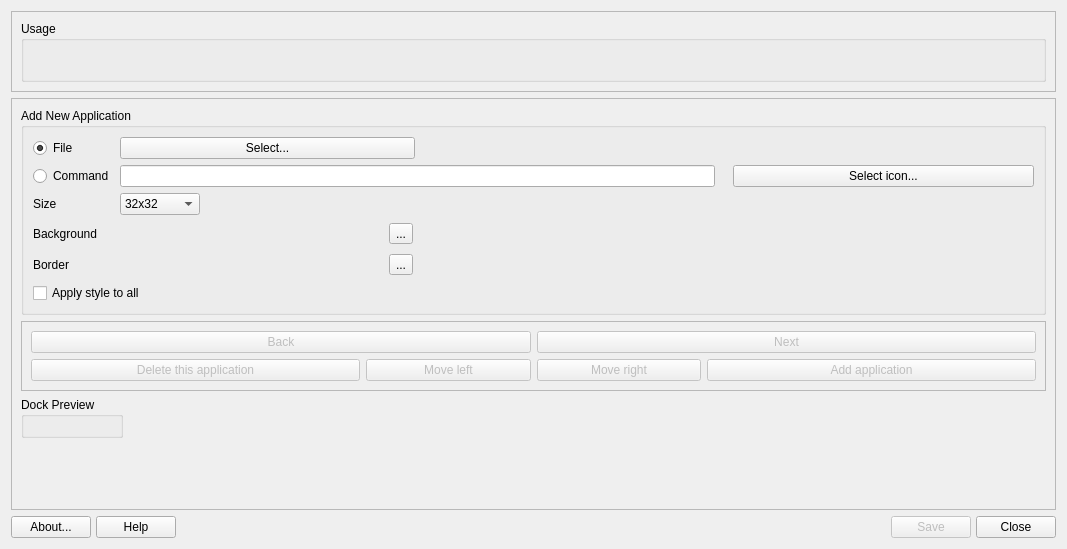
Above: mainwindow.ui from AdrianTM/mx-dockmaker before the change. Below: the same form after it.
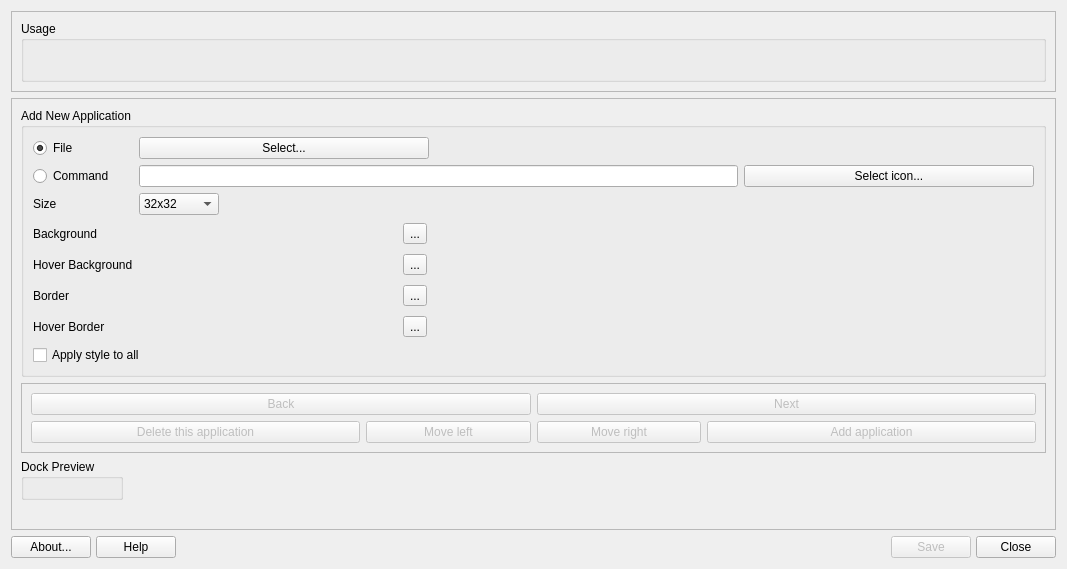
That is the form after the change. Icons and pictures are not drawn.

Commit message: Add hover colors

Diff of the .ui file:
```diff
--- a/mainwindow.ui
+++ b/mainwindow.ui
@@ -241,81 +241,144 @@
          <string>Add New Application</string>
         </property>
         <layout class="QGridLayout" name="gridLayout">
-         <item row="6" column="0" colspan="6">
+         <item row="8" column="0" colspan="3">
           <widget class="QCheckBox" name="checkApplyStyleToAll">
            <property name="text">
             <string>Apply style to all</string>
            </property>
           </widget>
          </item>
-         <item row="0" column="0">
-          <widget class="QRadioButton" name="radioDesktop">
-           <property name="text">
-            <string>File</string>
-           </property>
-           <property name="checked">
-            <bool>true</bool>
-           </property>
-          </widget>
-         </item>
-         <item row="3" column="0">
-          <widget class="QLabel" name="label_3">
-           <property name="text">
-            <string>Size</string>
-           </property>
-          </widget>
-         </item>
-         <item row="5" column="0">
-          <widget class="QLabel" name="label_5">
-           <property name="text">
-            <string>Border</string>
-           </property>
-          </widget>
-         </item>
-         <item row="0" column="1">
-          <widget class="QPushButton" name="buttonSelectApp">
-           <property name="sizePolicy">
-            <sizepolicy hsizetype="Expanding" vsizetype="Fixed">
-             <horstretch>0</horstretch>
-             <verstretch>0</verstretch>
-            </sizepolicy>
-           </property>
-           <property name="text">
-            <string>Select...</string>
-           </property>
-          </widget>
-         </item>
-         <item row="4" column="0">
-          <widget class="QLabel" name="label_4">
-           <property name="text">
-            <string>Background</string>
-           </property>
-          </widget>
-         </item>
-         <item row="2" column="0">
-          <widget class="QRadioButton" name="radioCommand">
-           <property name="text">
-            <string>Command</string>
-           </property>
-          </widget>
-         </item>
-         <item row="3" column="5">
-          <spacer name="horizontalSpacer_2">
-           <property name="orientation">
-            <enum>Qt::Horizontal</enum>
-           </property>
-           <property name="sizeType">
-            <enum>QSizePolicy::Expanding</enum>
-           </property>
-           <property name="sizeHint" stdset="0">
-            <size>
-             <width>100</width>
-             <height>20</height>
-            </size>
-           </property>
-          </spacer>
-         </item>
          <item row="3" column="1">
+          <widget class="QWidget" name="widgetBackground" native="true">
+           <property name="mouseTracking">
+            <bool>false</bool>
+           </property>
+           <property name="toolTip">
+            <string>Click to select different color...</string>
+           </property>
+           <property name="autoFillBackground">
+            <bool>false</bool>
+           </property>
+           <layout class="QHBoxLayout" name="horizontalLayout_9" stretch="0,0">
+            <property name="spacing">
+             <number>2</number>
+            </property>
+            <property name="leftMargin">
+             <number>2</number>
+            </property>
+            <property name="topMargin">
+             <number>2</number>
+            </property>
+            <property name="rightMargin">
+             <number>2</number>
+            </property>
+            <property name="bottomMargin">
+             <number>2</number>
+            </property>
+            <item>
+             <spacer name="horizontalSpacer_10">
+              <property name="orientation">
+               <enum>Qt::Horizontal</enum>
+              </property>
+              <property name="sizeHint" stdset="0">
+               <size>
+                <width>40</width>
+                <height>20</height>
+               </size>
+              </property>
+             </spacer>
+            </item>
+            <item>
+             <widget class="QToolButton" name="toolBackground">
+              <property name="text">
+               <string notr="true">...</string>
+              </property>
+              <property name="iconSize">
+               <size>
+                <width>16</width>
+                <height>16</height>
+               </size>
+              </property>
+              <property name="popupMode">
+               <enum>QToolButton::InstantPopup</enum>
+              </property>
+              <property name="toolButtonStyle">
+               <enum>Qt::ToolButtonIconOnly</enum>
+              </property>
+              <property name="autoRaise">
+               <bool>false</bool>
+              </property>
+             </widget>
+            </item>
+           </layout>
+          </widget>
+         </item>
+         <item row="4" column="1">
+          <widget class="QWidget" name="widgetHoverBackground" native="true">
+           <property name="mouseTracking">
+            <bool>false</bool>
+           </property>
+           <property name="toolTip">
+            <string>Click to select different color...</string>
+           </property>
+           <property name="autoFillBackground">
+            <bool>false</bool>
+           </property>
+           <layout class="QHBoxLayout" name="horizontalLayout_8" stretch="0,0">
+            <property name="spacing">
+             <number>2</number>
+            </property>
+            <property name="leftMargin">
+             <number>2</number>
+            </property>
+            <property name="topMargin">
+             <number>2</number>
+            </property>
+            <property name="rightMargin">
+             <number>2</number>
+            </property>
+            <property name="bottomMargin">
+             <number>2</number>
+            </property>
+            <item>
+             <spacer name="horizontalSpacer_9">
+              <property name="orientation">
+               <enum>Qt::Horizontal</enum>
+              </property>
+              <property name="sizeHint" stdset="0">
+               <size>
+                <width>40</width>
+                <height>20</height>
+               </size>
+              </property>
+             </spacer>
+            </item>
+            <item>
+             <widget class="QToolButton" name="toolHoverBackground">
+              <property name="text">
+               <string notr="true">...</string>
+              </property>
+              <property name="iconSize">
+               <size>
+                <width>16</width>
+                <height>16</height>
+               </size>
+              </property>
+              <property name="popupMode">
+               <enum>QToolButton::InstantPopup</enum>
+              </property>
+              <property name="toolButtonStyle">
+               <enum>Qt::ToolButtonIconOnly</enum>
+              </property>
+              <property name="autoRaise">
+               <bool>false</bool>
+              </property>
+             </widget>
+            </item>
+           </layout>
+          </widget>
+         </item>
+         <item row="2" column="1" colspan="2">
           <widget class="QComboBox" name="comboSize">
            <property name="sizePolicy">
             <sizepolicy hsizetype="Fixed" vsizetype="Fixed">
@@ -359,23 +422,72 @@
            </item>
           </widget>
          </item>
-         <item row="2" column="1" colspan="2">
-          <widget class="QLineEdit" name="lineEditCommand">
-           <property name="sizePolicy">
-            <sizepolicy hsizetype="Expanding" vsizetype="Fixed">
-             <horstretch>0</horstretch>
-             <verstretch>0</verstretch>
-            </sizepolicy>
+         <item row="5" column="1">
+          <widget class="QWidget" name="widgetBorder" native="true">
+           <property name="mouseTracking">
+            <bool>false</bool>
            </property>
-           <property name="minimumSize">
-            <size>
-             <width>250</width>
-             <height>0</height>
-            </size>
+           <property name="toolTip">
+            <string>Click to select different color...</string>
            </property>
+           <property name="autoFillBackground">
+            <bool>false</bool>
+           </property>
+           <layout class="QHBoxLayout" name="horizontalLayout_7" stretch="0,0">
+            <property name="spacing">
+             <number>2</number>
+            </property>
+            <property name="leftMargin">
+             <number>2</number>
+            </property>
+            <property name="topMargin">
+             <number>2</number>
+            </property>
+            <property name="rightMargin">
+             <number>2</number>
+            </property>
+            <property name="bottomMargin">
+             <number>2</number>
+            </property>
+            <item>
+             <spacer name="horizontalSpacer_8">
+              <property name="orientation">
+               <enum>Qt::Horizontal</enum>
+              </property>
+              <property name="sizeHint" stdset="0">
+               <size>
+                <width>40</width>
+                <height>20</height>
+               </size>
+              </property>
+             </spacer>
+            </item>
+            <item>
+             <widget class="QToolButton" name="toolBorder">
+              <property name="text">
+               <string notr="true">...</string>
+              </property>
+              <property name="iconSize">
+               <size>
+                <width>16</width>
+                <height>16</height>
+               </size>
+              </property>
+              <property name="popupMode">
+               <enum>QToolButton::InstantPopup</enum>
+              </property>
+              <property name="toolButtonStyle">
+               <enum>Qt::ToolButtonIconOnly</enum>
+              </property>
+              <property name="autoRaise">
+               <bool>false</bool>
+              </property>
+             </widget>
+            </item>
+           </layout>
           </widget>
          </item>
-         <item row="2" column="5" colspan="2">
+         <item row="1" column="6">
           <widget class="QPushButton" name="buttonSelectIcon">
            <property name="sizePolicy">
             <sizepolicy hsizetype="Ignored" vsizetype="Fixed">
@@ -388,8 +500,62 @@
            </property>
           </widget>
          </item>
-         <item row="4" column="1">
-          <widget class="QWidget" name="widgetBackground" native="true">
+         <item row="2" column="0">
+          <widget class="QLabel" name="labelSize">
+           <property name="text">
+            <string>Size</string>
+           </property>
+          </widget>
+         </item>
+         <item row="5" column="0">
+          <widget class="QLabel" name="labelBorder">
+           <property name="text">
+            <string>Border</string>
+           </property>
+          </widget>
+         </item>
+         <item row="0" column="0">
+          <widget class="QRadioButton" name="radioDesktop">
+           <property name="text">
+            <string>File</string>
+           </property>
+           <property name="checked">
+            <bool>true</bool>
+           </property>
+          </widget>
+         </item>
+         <item row="2" column="6">
+          <spacer name="horizontalSpacer_2">
+           <property name="orientation">
+            <enum>Qt::Horizontal</enum>
+           </property>
+           <property name="sizeType">
+            <enum>QSizePolicy::Expanding</enum>
+           </property>
+           <property name="sizeHint" stdset="0">
+            <size>
+             <width>100</width>
+             <height>20</height>
+            </size>
+           </property>
+          </spacer>
+         </item>
+         <item row="3" column="0">
+          <widget class="QLabel" name="labelBackground">
+           <property name="text">
+            <string>Background</string>
+           </property>
+          </widget>
+         </item>
+         <item row="1" column="0">
+          <widget class="QRadioButton" name="radioCommand">
+           <property name="text">
+            <string>Command</string>
+           </property>
+          </widget>
+         </item>
+         <item row="6" column="1">
+          <widget class="QWidget" name="widgetHoverBorder" native="true">
            <property name="mouseTracking">
             <bool>false</bool>
            </property>
@@ -399,7 +565,7 @@
            <property name="autoFillBackground">
             <bool>false</bool>
            </property>
-           <layout class="QHBoxLayout" name="horizontalLayout_3" stretch="0,0">
+           <layout class="QHBoxLayout" name="horizontalLayout_6" stretch="0,0">
             <property name="spacing">
              <number>2</number>
             </property>
@@ -429,7 +595,7 @@
              </spacer>
             </item>
             <item>
-             <widget class="QToolButton" name="toolBackground">
+             <widget class="QToolButton" name="toolHoverBorder">
               <property name="text">
                <string notr="true">...</string>
               </property>
@@ -453,7 +619,50 @@
            </layout>
           </widget>
          </item>
-         <item row="4" column="2">
+         <item row="4" column="0">
+          <widget class="QLabel" name="label">
+           <property name="text">
+            <string>Hover Background</string>
+           </property>
+          </widget>
+         </item>
+         <item row="6" column="0">
+          <widget class="QLabel" name="labelHoverBorder">
+           <property name="text">
+            <string>Hover Border</string>
+           </property>
+          </widget>
+         </item>
+         <item row="1" column="1" colspan="4">
+          <widget class="QLineEdit" name="lineEditCommand">
+           <property name="sizePolicy">
+            <sizepolicy hsizetype="Expanding" vsizetype="Fixed">
+             <horstretch>0</horstretch>
+             <verstretch>0</verstretch>
+            </sizepolicy>
+           </property>
+           <property name="minimumSize">
+            <size>
+             <width>250</width>
+             <height>0</height>
+            </size>
+           </property>
+          </widget>
+         </item>
+         <item row="0" column="1">
+          <widget class="QPushButton" name="buttonSelectApp">
+           <property name="sizePolicy">
+            <sizepolicy hsizetype="Expanding" vsizetype="Fixed">
+             <horstretch>0</horstretch>
+             <verstretch>0</verstretch>
+            </sizepolicy>
+           </property>
+           <property name="text">
+            <string>Select...</string>
+           </property>
+          </widget>
+         </item>
+         <item row="3" column="4">
           <spacer name="horizontalSpacer_4">
            <property name="orientation">
             <enum>Qt::Horizontal</enum>
@@ -466,47 +675,6 @@
            </property>
           </spacer>
          </item>
-         <item row="5" column="1">
-          <widget class="QWidget" name="widgetBorder" native="true">
-           <layout class="QHBoxLayout" name="horizontalLayout_5" stretch="0,0">
-            <property name="spacing">
-             <number>2</number>
-            </property>
-            <property name="leftMargin">
-             <number>2</number>
-            </property>
-            <property name="topMargin">
-             <number>2</number>
-            </property>
-            <property name="rightMargin">
-             <number>2</number>
-            </property>
-            <property name="bottomMargin">
-             <number>2</number>
-            </property>
-            <item>
-             <spacer name="horizontalSpacer_6">
-              <property name="orientation">
-               <enum>Qt::Horizontal</enum>
-              </property>
-              <property name="sizeHint" stdset="0">
-               <size>
-                <width>40</width>
-                <height>20</height>
-               </size>
-              </property>
-             </spacer>
-            </item>
-            <item>
-             <widget class="QToolButton" name="toolBorder">
-              <property name="text">
-               <string>...</string>
-              </property>
-             </widget>
-            </item>
-           </layout>
-          </widget>
-         </item>
         </layout>
        </widget>
       </item>
```
Left out of the diff: 2 changed lines with no effect on the pictures. The commit also changes 127 other files.
